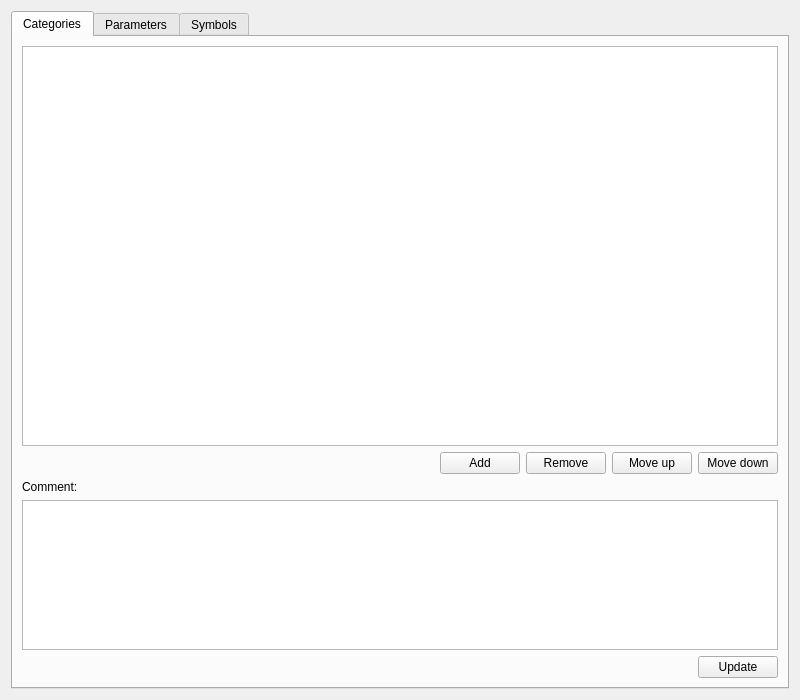
Qt form ui/DataEntryWindow.ui (mym-br/gama_tts_editor) before a commit.
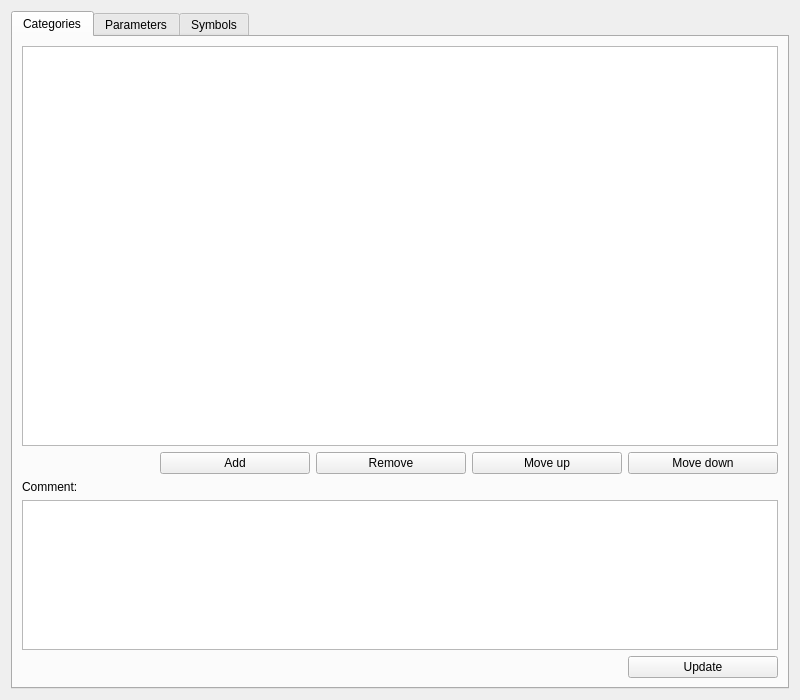
The same form after that commit.

Commit message: Set minimum button sizes.

The edit to the form file:
```diff
--- a/ui/DataEntryWindow.ui
+++ b/ui/DataEntryWindow.ui
@@ -70,6 +70,12 @@
           </item>
           <item>
            <widget class="QPushButton" name="addCategoryButton">
+            <property name="minimumSize">
+             <size>
+              <width>150</width>
+              <height>0</height>
+             </size>
+            </property>
             <property name="text">
              <string>Add</string>
             </property>
@@ -77,6 +83,12 @@
           </item>
           <item>
            <widget class="QPushButton" name="removeCategoryButton">
+            <property name="minimumSize">
+             <size>
+              <width>150</width>
+              <height>0</height>
+             </size>
+            </property>
             <property name="text">
              <string>Remove</string>
             </property>
@@ -84,6 +96,12 @@
           </item>
           <item>
            <widget class="QPushButton" name="moveCategoryUpButton">
+            <property name="minimumSize">
+             <size>
+              <width>150</width>
+              <height>0</height>
+             </size>
+            </property>
             <property name="text">
              <string>Move up</string>
             </property>
@@ -91,6 +109,12 @@
           </item>
           <item>
            <widget class="QPushButton" name="moveCategoryDownButton">
+            <property name="minimumSize">
+             <size>
+              <width>150</width>
+              <height>0</height>
+             </size>
+            </property>
             <property name="text">
              <string>Move down</string>
             </property>
@@ -152,6 +176,12 @@
           </item>
           <item>
            <widget class="QPushButton" name="updateCategoryCommentButton">
+            <property name="minimumSize">
+             <size>
+              <width>150</width>
+              <height>0</height>
+             </size>
+            </property>
             <property name="text">
              <string>Update</string>
             </property>
```
Left out of the diff: 60 changed lines with no effect on the pictures. The commit also changes 8 other files.
